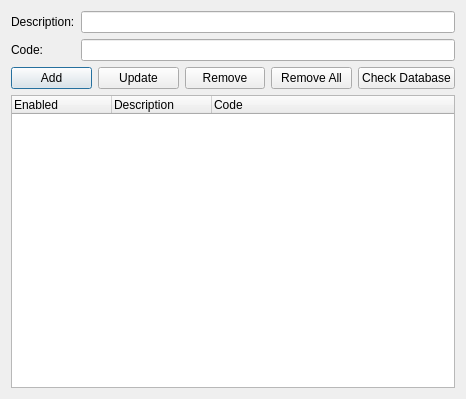
This is qt/src/CheatsDialog.ui in snes9xgit/snes9x as Qt 5 draws it before an edit. The edited form follows.
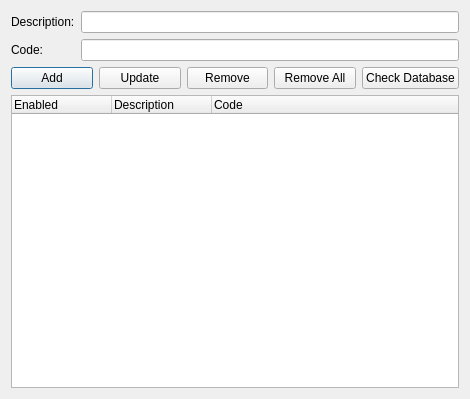
This is the edited form.

What changed in the file:
```diff
--- a/qt/src/CheatsDialog.ui
+++ b/qt/src/CheatsDialog.ui
@@ -6,7 +6,7 @@
    <rect>
     <x>0</x>
     <y>0</y>
-    <width>466</width>
+    <width>470</width>
     <height>399</height>
    </rect>
   </property>
```
Left out of the diff: 2 changed lines with no effect on the pictures.
